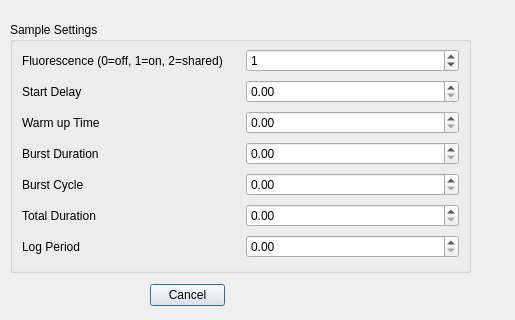
OceanOptics/Inlinino, file inlinino/resources/setup_hydroscat.ui: the form before one commit; both pictures show x 0 to 515 and y 176 to 496 of the 515 by 496 pixel window.
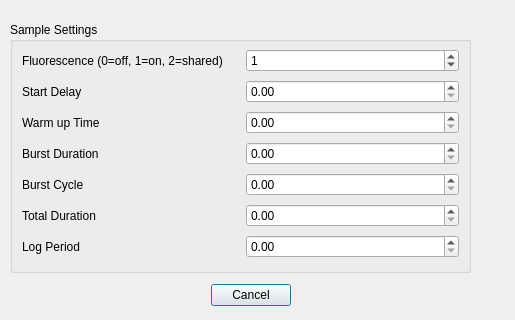
The form after the commit.

Commit message: #10: fixed save/cancel widths

What changed in the file:
```diff
--- a/inlinino/resources/setup_hydroscat.ui
+++ b/inlinino/resources/setup_hydroscat.ui
@@ -129,9 +129,9 @@
   <widget class="QDialogButtonBox" name="button_box">
    <property name="geometry">
     <rect>
-     <x>150</x>
+     <x>180</x>
      <y>460</y>
-     <width>75</width>
+     <width>141</width>
      <height>23</height>
     </rect>
    </property>
@@ -219,7 +219,7 @@
     <string>Burst Mode on/off</string>
    </property>
   </widget>
-  <widget class="QWidget" name="">
+  <widget class="QWidget" name="layoutWidget">
    <property name="geometry">
     <rect>
      <x>9</x>
```
